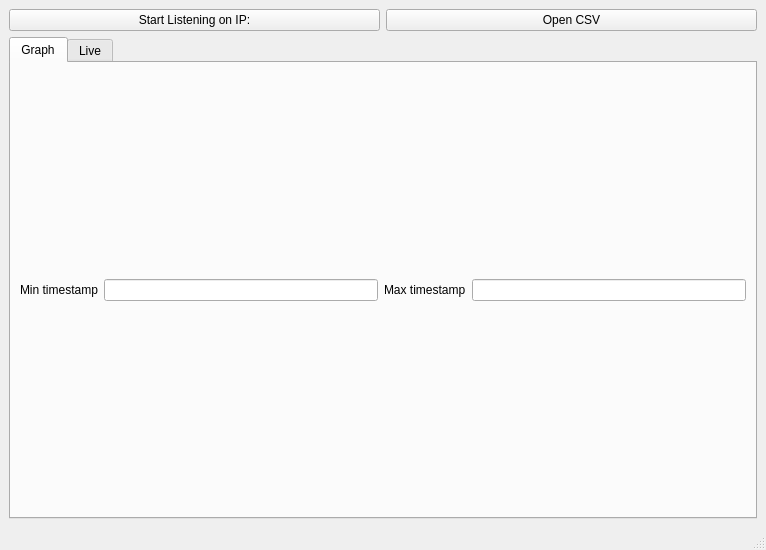
This is gui/CanEther.ui in dinordi/CanEtherMonitor as Qt 5 draws it before an edit. The edited form follows.
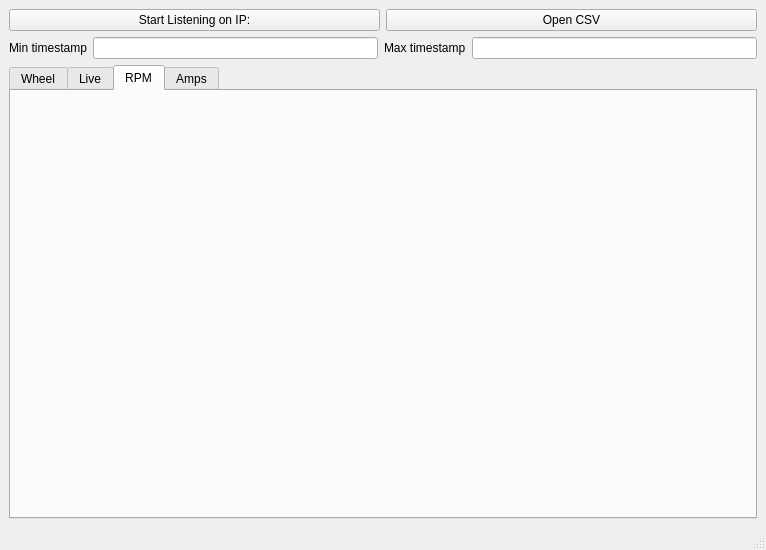
This is the edited form.

Commit message: Added RPM graph for all 4 wheels

What changed in the file:
```diff
--- a/gui/CanEther.ui
+++ b/gui/CanEther.ui
@@ -34,18 +34,6 @@
      </layout>
     </item>
     <item>
-     <layout class="QVBoxLayout" name="central_layout">
-      <item>
-       <widget class="QTabWidget" name="tabWidget">
-        <property name="currentIndex">
-         <number>0</number>
-        </property>
-        <widget class="QWidget" name="tab">
-         <attribute name="title">
-          <string>Graph</string>
-         </attribute>
-         <layout class="QVBoxLayout" name="verticalLayout_2">
-          <item>
            <layout class="QHBoxLayout" name="horizontalLayout">
             <item>
              <widget class="QLabel" name="label">
@@ -70,6 +58,30 @@
            </layout>
           </item>
           <item>
+     <layout class="QVBoxLayout" name="central_layout">
+      <item>
+       <widget class="QTabWidget" name="tabWidget">
+        <property name="currentIndex">
+         <number>2</number>
+        </property>
+        <widget class="QWidget" name="tab">
+         <attribute name="title">
+          <string>Wheel</string>
+         </attribute>
+         <layout class="QVBoxLayout" name="verticalLayout_2">
+          <property name="leftMargin">
+           <number>0</number>
+          </property>
+          <property name="topMargin">
+           <number>0</number>
+          </property>
+          <property name="rightMargin">
+           <number>0</number>
+          </property>
+          <property name="bottomMargin">
+           <number>0</number>
+          </property>
+          <item>
            <layout class="QGridLayout" name="matlabView"/>
           </item>
          </layout>
@@ -84,6 +96,45 @@
           </item>
          </layout>
         </widget>
+        <widget class="QWidget" name="tab_3">
+         <attribute name="title">
+          <string>RPM</string>
+         </attribute>
+         <layout class="QVBoxLayout" name="verticalLayout_4">
+          <property name="spacing">
+           <number>0</number>
+          </property>
+          <property name="leftMargin">
+           <number>0</number>
+          </property>
+          <property name="topMargin">
+           <number>0</number>
+          </property>
+          <property name="rightMargin">
+           <number>0</number>
+          </property>
+          <property name="bottomMargin">
+           <number>0</number>
+          </property>
+          <item>
+           <layout class="QGridLayout" name="rpmView">
+            <property name="spacing">
+             <number>0</number>
+            </property>
+           </layout>
+          </item>
+         </layout>
+        </widget>
+        <widget class="QWidget" name="tab_4">
+         <attribute name="title">
+          <string>Amps</string>
+         </attribute>
+         <layout class="QVBoxLayout" name="verticalLayout_5">
+          <item>
+           <layout class="QGridLayout" name="ampsView"/>
+          </item>
+         </layout>
+        </widget>
        </widget>
       </item>
      </layout>
```
Lines whose indentation alone changed are shown as unchanged. The commit also changes 3 other files.
